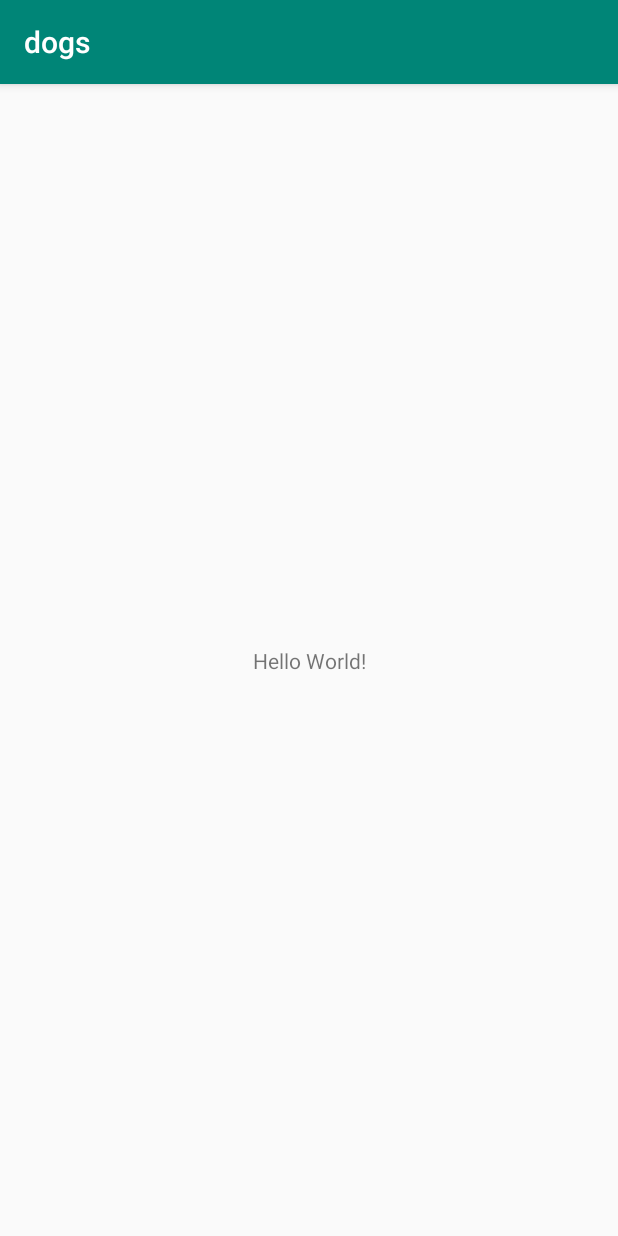
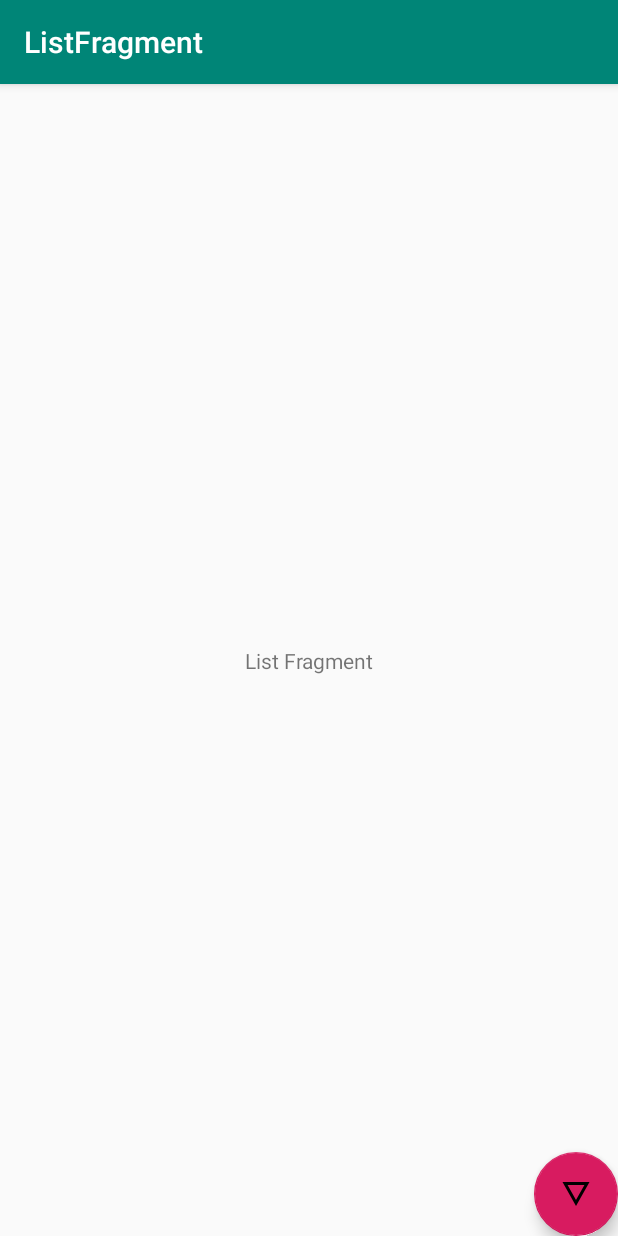
Before and after one commit to cgcman/Dogs-MvvM-Jetpack, an Android app: the screen it shows after launch (MainActivity), on a phone screen of 412 x 824 dp. Run offline under Robolectric (Android 15) with nearby library versions, the phone set to English and light mode, and no system bars; our stand-ins replace data binding, navigation-ui.

Commit message:
add navigation controller

```diff
--- a/app/src/main/AndroidManifest.xml
+++ b/app/src/main/AndroidManifest.xml
@@ -9,7 +9,7 @@
         android:roundIcon="@mipmap/ic_dog_icon_round"
         android:supportsRtl="true"
         android:theme="@style/AppTheme">
-        <activity android:name=".MainActivity">
+        <activity android:name=".view.MainActivity">
             <intent-filter>
                 <action android:name="android.intent.action.MAIN" />
 
--- /dev/null
+++ b/app/src/main/java/com/grdj/dogs/view/ListFragment.kt
@@ -0,0 +1,37 @@
+package com.grdj.dogs.view
+
+
+import android.os.Bundle
+import androidx.fragment.app.Fragment
+import android.view.LayoutInflater
+import android.view.View
+import android.view.ViewGroup
+import androidx.navigation.NavDirections
+import androidx.navigation.Navigation
+
+import com.grdj.dogs.R
+import kotlinx.android.synthetic.main.fragment_list.*
+
+/**
+ * A simple [Fragment] subclass.
+ */
+class ListFragment : Fragment() {
+
+    override fun onCreateView(
+        inflater: LayoutInflater, container: ViewGroup?,
+        savedInstanceState: Bundle?
+    ): View? {
+        // Inflate the layout for this fragment
+        return inflater.inflate(R.layout.fragment_list, container, false)
+    }
+
+    override fun onViewCreated(view: View, savedInstanceState: Bundle?) {
+        super.onViewCreated(view, savedInstanceState)
+
+        buttonList.setOnClickListener{
+         val action:NavDirections = ListFragmentDirections.actionDetailFragment()
+            Navigation.findNavController(it).navigate(action)
+        }
+    }
+
+}
--- /dev/null
+++ b/app/src/main/java/com/grdj/dogs/view/MainActivity.kt
@@ -0,0 +1,25 @@
+package com.grdj.dogs.view
+
+import androidx.appcompat.app.AppCompatActivity
+import android.os.Bundle
+import androidx.navigation.NavController
+import androidx.navigation.Navigation
+import androidx.navigation.ui.NavigationUI
+import com.grdj.dogs.R
+
+class MainActivity : AppCompatActivity() {
+
+    private lateinit var navController: NavController
+
+    override fun onCreate(savedInstanceState: Bundle?) {
+        super.onCreate(savedInstanceState)
+        setContentView(R.layout.activity_main)
+
+        navController = Navigation.findNavController(this, R.id.fragment)
+        NavigationUI.setupActionBarWithNavController(this, navController)
+    }
+
+    override fun onSupportNavigateUp(): Boolean {
+        return NavigationUI.navigateUp(navController, null)
+    }
+}
--- /dev/null
+++ b/app/src/main/res/drawable/ic_details_black_24dp.xml
@@ -0,0 +1,9 @@
+<vector xmlns:android="http://schemas.android.com/apk/res/android"
+        android:width="24dp"
+        android:height="24dp"
+        android:viewportWidth="24.0"
+        android:viewportHeight="24.0">
+    <path
+        android:fillColor="#FF000000"
+        android:pathData="M3,4l9,16 9,-16L3,4zM6.38,6h11.25L12,16 6.38,6z"/>
+</vector>
--- a/app/src/main/res/layout/activity_main.xml
+++ b/app/src/main/res/layout/activity_main.xml
@@ -4,15 +4,16 @@
     xmlns:tools="http://schemas.android.com/tools"
     android:layout_width="match_parent"
     android:layout_height="match_parent"
-    tools:context=".MainActivity">
+    tools:context=".view.MainActivity">
 
-    <TextView
-        android:layout_width="wrap_content"
-        android:layout_height="wrap_content"
-        android:text="Hello World!"
-        app:layout_constraintBottom_toBottomOf="parent"
-        app:layout_constraintLeft_toLeftOf="parent"
-        app:layout_constraintRight_toRightOf="parent"
-        app:layout_constraintTop_toTopOf="parent" />
 
+    <fragment
+        android:id="@+id/fragment"
+        android:name="androidx.navigation.fragment.NavHostFragment"
+        android:layout_width="match_parent"
+        android:layout_height="match_parent"
+        app:defaultNavHost="true"
+        app:navGraph="@navigation/dog_navigation"
+        tools:layout_editor_absoluteX="75dp"
+        tools:layout_editor_absoluteY="82dp" />
 </androidx.constraintlayout.widget.ConstraintLayout>
--- /dev/null
+++ b/app/src/main/res/layout/fragment_list.xml
@@ -0,0 +1,31 @@
+<?xml version="1.0" encoding="utf-8"?>
+<layout xmlns:android="http://schemas.android.com/apk/res/android"
+    xmlns:app="http://schemas.android.com/apk/res-auto"
+    xmlns:tools="http://schemas.android.com/tools">
+
+    <androidx.constraintlayout.widget.ConstraintLayout
+        android:layout_width="match_parent"
+        android:layout_height="match_parent"
+        tools:context=".view.ListFragment">
+
+        <TextView
+            android:id="@+id/textView"
+            android:layout_width="wrap_content"
+            android:layout_height="wrap_content"
+            android:text="List Fragment"
+            app:layout_constraintBottom_toBottomOf="parent"
+            app:layout_constraintEnd_toEndOf="parent"
+            app:layout_constraintStart_toStartOf="parent"
+            app:layout_constraintTop_toTopOf="parent" />
+
+        <com.google.android.material.floatingactionbutton.FloatingActionButton
+            android:id="@+id/buttonList"
+            android:layout_width="wrap_content"
+            android:layout_height="wrap_content"
+            android:clickable="true"
+            android:src="@drawable/ic_details_black_24dp"
+            app:layout_constraintBottom_toBottomOf="parent"
+            app:layout_constraintEnd_toEndOf="parent" />
+    </androidx.constraintlayout.widget.ConstraintLayout>
+
+</layout>
--- /dev/null
+++ b/app/src/main/res/navigation/dog_navigation.xml
@@ -0,0 +1,22 @@
+<?xml version="1.0" encoding="utf-8"?>
+<navigation xmlns:android="http://schemas.android.com/apk/res/android"
+    xmlns:app="http://schemas.android.com/apk/res-auto" android:id="@+id/dog_navigation"
+    app:startDestination="@id/listFragment">
+
+    <fragment
+        android:id="@+id/listFragment"
+        android:name="com.grdj.dogs.view.ListFragment"
+        android:label="ListFragment" >
+        <action
+            android:id="@+id/actionDetailFragment"
+            app:destination="@id/detailFragment" />
+    </fragment>
+    <fragment
+        android:id="@+id/detailFragment"
+        android:name="com.grdj.dogs.view.DetailFragment"
+        android:label="DetailFragment" >
+        <action
+            android:id="@+id/actionListFragment"
+            app:destination="@id/listFragment" />
+    </fragment>
+</navigation>
--- a/app/src/main/res/values/strings.xml
+++ b/app/src/main/res/values/strings.xml
@@ -1,3 +1,6 @@
 <resources>
     <string name="app_name">dogs</string>
+
+    <!-- TODO: Remove or change this placeholder text -->
+    <string name="hello_blank_fragment">Hello blank fragment</string>
 </resources>
--- a/build.gradle
+++ b/build.gradle
@@ -12,6 +12,7 @@ buildscript {
         classpath "org.jetbrains.kotlin:kotlin-gradle-plugin:$kotlin_version"
         // NOTE: Do not place your application dependencies here; they belong
         // in the individual module build.gradle files
+        classpath "androidx.navigation:navigation-safe-args-gradle-plugin:2.1.0-alpha05"
     }
 }
 
```
Also changed, not shown: app/build.gradle (+44 -0 lines), app/src/main/java/com/grdj/dogs/MainActivity.kt (deleted, +0 -12 lines), app/src/main/java/com/grdj/dogs/view/DetailFragment.kt (added, +37 -0 lines), app/src/main/res/drawable/ic_list_black_24dp.xml (added, +9 -0 lines), app/src/main/res/layout/fragment_detail.xml (added, +31 -0 lines).
